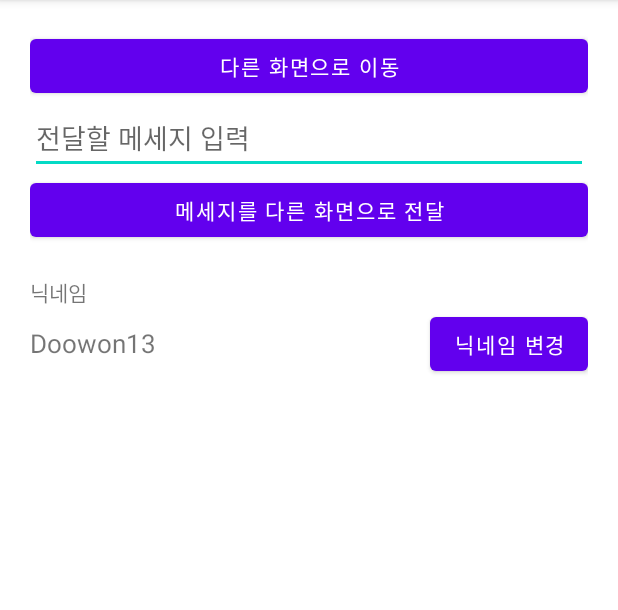
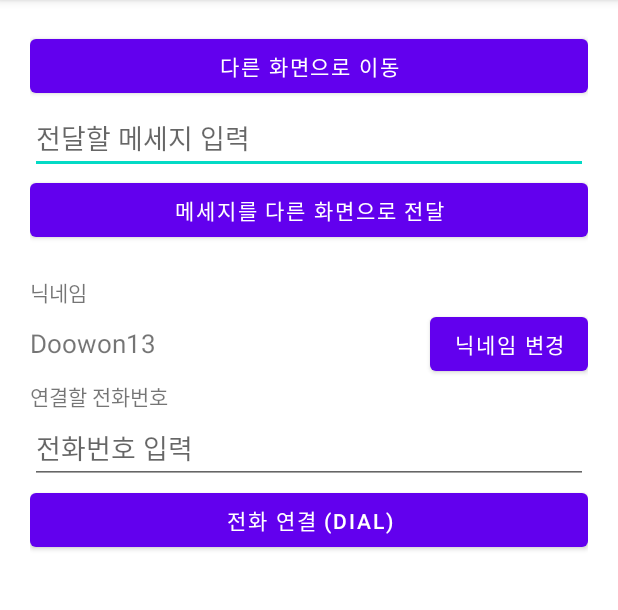
Before and after one commit to doowon13/IntentPractice_Doowon, an Android app: the screen it shows after launch (MainActivity), on a phone screen of 412 x 824 dp, the part 84-694 px from its top. Run offline under Robolectric (Android 15) with nearby library versions, the phone set to English and light mode, and no system bars.

Commit message:
전화연결 예제 (DIAL 액션) 화면 구현

```diff
--- a/app/src/main/res/layout/activity_main.xml
+++ b/app/src/main/res/layout/activity_main.xml
@@ -58,7 +58,23 @@
 
     </LinearLayout>
 
+    <TextView
+        android:layout_width="wrap_content"
+        android:layout_height="wrap_content"
+        android:text="연결할 전화번호" />
 
+    <EditText
+        android:id="@+id/phoneNumberEdt"
+        android:layout_width="match_parent"
+        android:layout_height="wrap_content"
+        android:hint="전화번호 입력"
+        android:inputType="phone" />
+
+    <Button
+        android:id="@+id/dialBtn"
+        android:layout_width="match_parent"
+        android:layout_height="wrap_content"
+        android:text="전화 연결 (DIAL)" />
 
 
 </LinearLayout>
```
